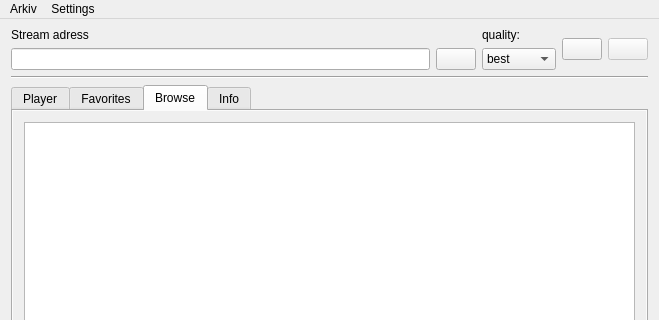
This is mainwindow.ui in Oyuret/liveGUI as Qt 5 draws it before an edit; both pictures show x 0 to 659 and y 0 to 320 of the 659 by 461 pixel window. The edited form follows.
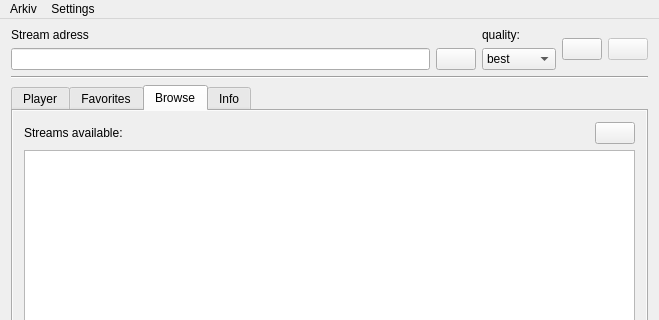
This is the edited form. The open tabs and pages were chosen to show the change. Icons and pictures are not drawn.

Commit message: Stream elements are now displayed

```diff
--- a/mainwindow.ui
+++ b/mainwindow.ui
@@ -353,6 +353,54 @@
           </widget>
           <widget class="QWidget" name="streamPage">
            <layout class="QVBoxLayout" name="verticalLayout_6">
+            <item>
+             <layout class="QHBoxLayout" name="navigLayout">
+              <property name="leftMargin">
+               <number>0</number>
+              </property>
+              <property name="topMargin">
+               <number>0</number>
+              </property>
+              <item>
+               <widget class="QLabel" name="streamsLabel">
+                <property name="text">
+                 <string>Streams available:</string>
+                </property>
+               </widget>
+              </item>
+              <item>
+               <spacer name="horizontalSpacer">
+                <property name="orientation">
+                 <enum>Qt::Horizontal</enum>
+                </property>
+                <property name="sizeHint" stdset="0">
+                 <size>
+                  <width>40</width>
+                  <height>0</height>
+                 </size>
+                </property>
+               </spacer>
+              </item>
+              <item>
+               <widget class="QPushButton" name="backToGamesButton">
+                <property name="text">
+                 <string/>
+                </property>
+                <property name="icon">
+                 <iconset>
+                  <normalon>:/icons/icons/back.png</normalon>
+                 </iconset>
+                </property>
+                <property name="iconSize">
+                 <size>
+                  <width>25</width>
+                  <height>25</height>
+                 </size>
+                </property>
+               </widget>
+              </item>
+             </layout>
+            </item>
             <item>
              <widget class="QListWidget" name="streamListWidget"/>
             </item>
```
Left out of the diff: 33 changed lines with no effect on the pictures. The commit also changes 12 other files.
